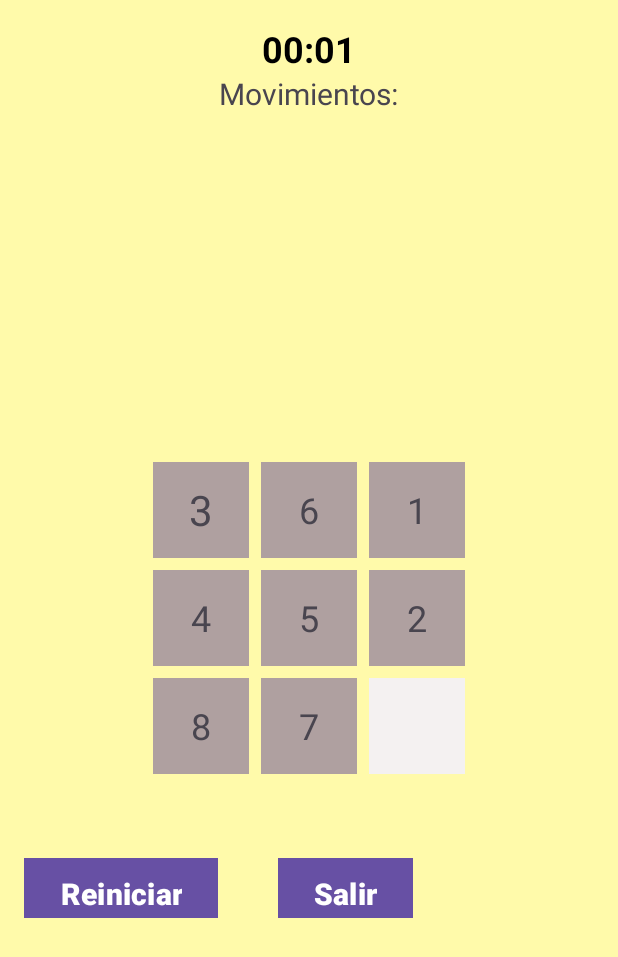
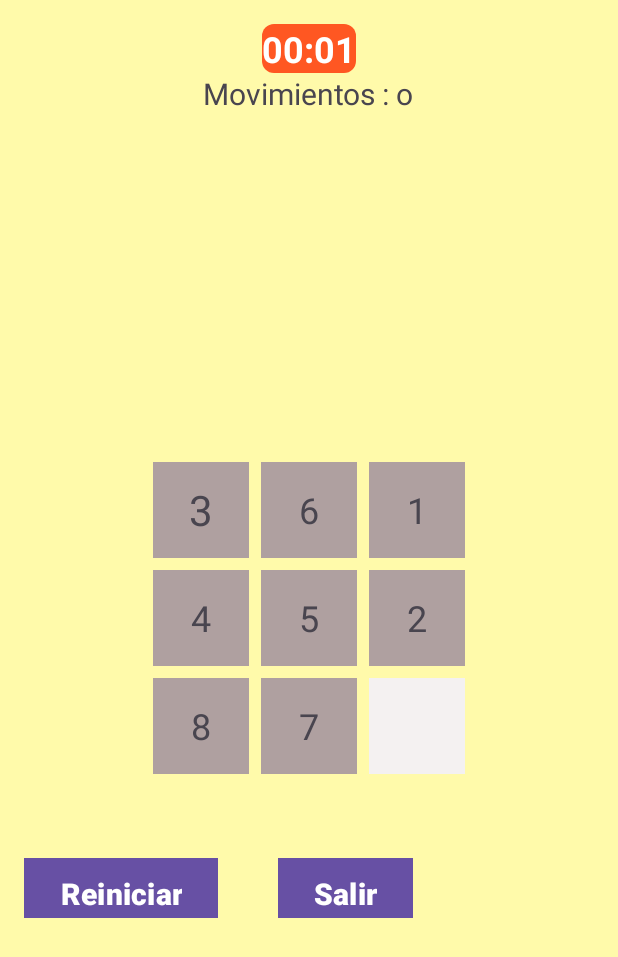
Before and after one commit to sergioguachalla/android-puzzle, an Android app: the fragment LevelOneFragment placed in its activity, on a phone screen of 412 x 824 dp. Shown: the top 957 px of the screen. Run offline under Robolectric (Android 15) with nearby library versions, the phone set to English and light mode, and no system bars.

Commit message:
chrono styles

```diff
--- a/app/src/main/java/com/example/puzzle/LevelOneFragment.java
+++ b/app/src/main/java/com/example/puzzle/LevelOneFragment.java
@@ -33,7 +33,7 @@ public class LevelOneFragment extends Fragment {
 
     Button buttonReset, buttonExit;
 
-    private TextView textViewMoves;
+    private TextView textViewMoves,textViewUsername;
     private static final String[][] SOLVED_ARRANGEMENT = {
             {"1", "2", "3"},
             {"4", "5", "6"},
@@ -87,6 +87,9 @@ public class LevelOneFragment extends Fragment {
         textViewMoves = view.findViewById(R.id.tvMoves);
         buttonReset = view.findViewById(R.id.btReset);
         buttonExit = view.findViewById(R.id.btExit);
+        textViewUsername = view.findViewById(R.id.etUsername);
+        textViewUsername.setText(username);
+        textViewMoves.setText("Movimientos : o");
         buttonReset.setOnClickListener(new View.OnClickListener() {
             @Override
             public void onClick(View v) {
@@ -172,11 +175,21 @@ public class LevelOneFragment extends Fragment {
             positions.add(i);
         }
 
-        int emptyPosition = emptyRow * 3 + emptyCol; // Step 1
+        int emptyPosition = emptyRow * 3 + emptyCol;
 
+        // Realiza la mezcla aleatoria, pero limita la cantidad de intentos para evitar bloqueos
+        int attempts = 0;
+        final int MAX_ATTEMPTS = 1000;
         do {
             Collections.shuffle(positions);
-        } while (!isSolvable(positions) || positions.indexOf(emptyPosition) != positions.size() - 1); // Step 2
+            attempts++;
+        } while ((!isSolvable(positions) || positions.indexOf(emptyPosition) != positions.size() - 1) && attempts < MAX_ATTEMPTS);
+
+        if (attempts >= MAX_ATTEMPTS) {
+            // Manejar aquí la situación si la mezcla no puede generar una solución después de muchos intentos
+            // Por ejemplo, podrías mostrar un mensaje de error al usuario
+            return;
+        }
 
         for (int i = 0; i < 3; i++) {
             for (int j = 0; j < 3; j++) {
@@ -187,6 +200,7 @@ public class LevelOneFragment extends Fragment {
                 String currentText = textViews[i][j].getText().toString();
                 Drawable currentBackground = textViews[i][j].getBackground();
 
+                // Intercambia el texto y el fondo entre las casillas
                 textViews[i][j].setText(textViews[newRow][newCol].getText());
                 textViews[i][j].setBackground(textViews[newRow][newCol].getBackground());
 
@@ -194,12 +208,13 @@ public class LevelOneFragment extends Fragment {
                 textViews[newRow][newCol].setBackground(currentBackground);
 
                 if (currentText.equals("")) {
-                    emptyRow = newRow; // Update emptyRow
-                    emptyCol = newCol; // Update emptyCol
+                    emptyRow = newRow;
+                    emptyCol = newCol;
                 }
             }
         }
     }
+
 
 
 
--- /dev/null
+++ b/app/src/main/res/drawable/chronometer_background.xml
@@ -0,0 +1,5 @@
+<?xml version="1.0" encoding="utf-8"?>
+<shape xmlns:android="http://schemas.android.com/apk/res/android">
+    <solid android:color="#FF5722" /> <!-- Color de fondo -->
+    <corners android:radius="8dp" /> <!-- Bordes redondeados -->
+</shape>
--- a/app/src/main/res/layout/fragment_level_one.xml
+++ b/app/src/main/res/layout/fragment_level_one.xml
@@ -18,9 +18,11 @@
         android:textSize="24sp"
         android:format="%s"
         android:gravity="center"
-        android:textColor="@android:color/black"
+        android:textColor="@android:color/white"
         android:textStyle="bold"
+        android:background="@drawable/chronometer_background"
         />
+
     <TextView
         android:layout_width="wrap_content"
         android:layout_height="wrap_content"
@@ -31,7 +33,12 @@
         android:id="@+id/tvMoves"
         />
 
-
+    <TextView
+        android:layout_width="wrap_content"
+        android:layout_height="wrap_content"
+        android:textSize="30dp"
+        android:id="@+id/etUsername"
+        />
 
     <GridLayout
         android:id="@+id/gridLayout"
--- a/app/src/main/res/layout/fragment_level_two.xml
+++ b/app/src/main/res/layout/fragment_level_two.xml
@@ -96,7 +96,7 @@
         <TextView
             android:id="@+id/textView32"
             style="@style/PuzzleTile"
-            android:text="N"/>
+            android:text="O"/>
         <TextView
             android:id="@+id/textView33"
             style="@style/PuzzleTile" />
```
